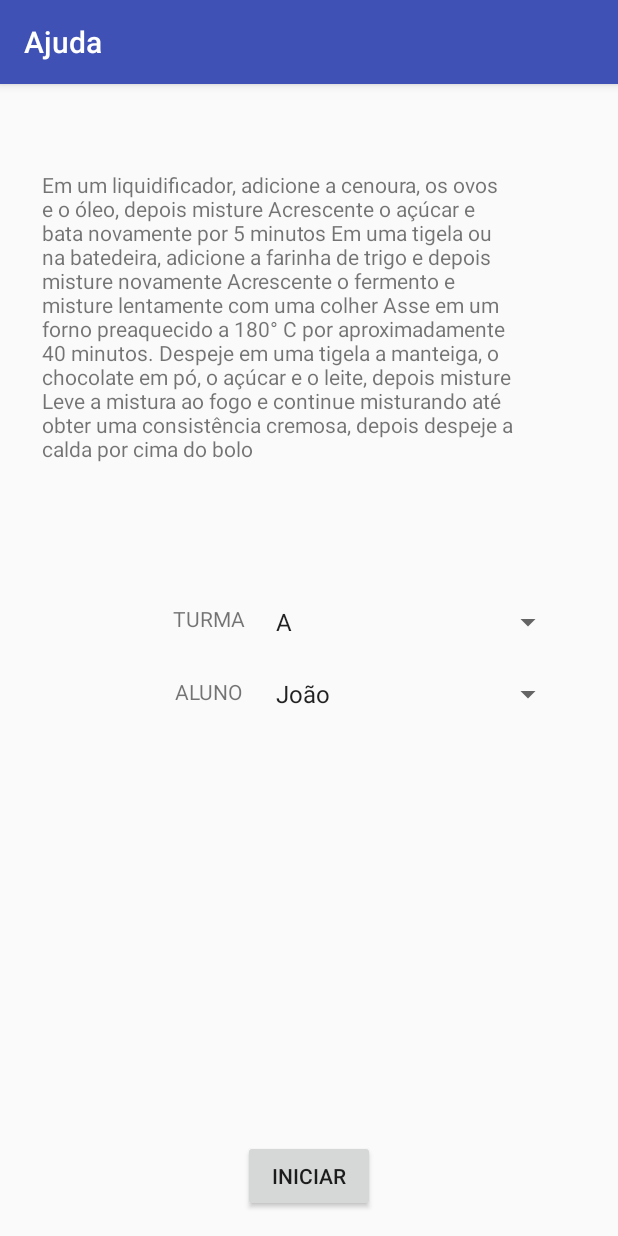
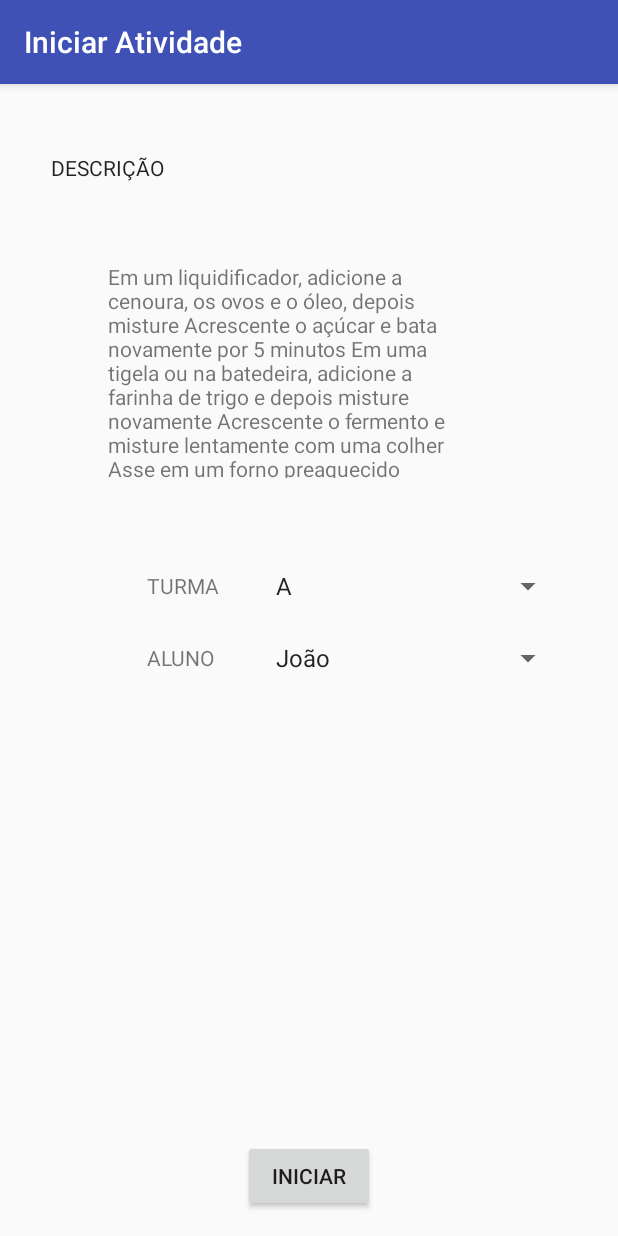
Before and after one commit to marianacavichioli/Projeto2, an Android app: the screen it shows after launch (Ajuda), on a phone screen of 412 x 824 dp. Run offline under Robolectric (Android 15) with nearby library versions, the phone set to English and light mode, and no system bars.

Commit message:
[backlog-5] atualização de design

```diff
--- a/app/src/main/res/layout/activity_ajuda.xml
+++ b/app/src/main/res/layout/activity_ajuda.xml
@@ -10,22 +10,22 @@
 
     <TextView
         android:id="@+id/textView"
-        android:layout_width="333dp"
-        android:layout_height="201dp"
-        android:layout_marginLeft="28dp"
-        android:layout_marginStart="28dp"
-        android:layout_marginTop="57dp"
+        android:layout_width="236dp"
+        android:layout_height="144dp"
+        android:layout_marginLeft="72dp"
+        android:layout_marginStart="72dp"
+        android:layout_marginTop="53dp"
         android:text="Em um liquidificador, adicione a cenoura, os ovos e o óleo, depois misture Acrescente o açúcar e bata novamente por 5 minutos Em uma tigela ou na batedeira, adicione a farinha de trigo e depois misture novamente Acrescente o fermento e misture lentamente com uma colher Asse em um forno preaquecido a 180° C por aproximadamente 40 minutos. Despeje em uma tigela a manteiga, o chocolate em pó, o açúcar e o leite, depois misture Leve a mistura ao fogo e continue misturando até obter uma consistência cremosa, depois despeje a calda por cima do bolo"
         app:layout_constraintStart_toStartOf="parent"
-        app:layout_constraintTop_toTopOf="parent" />
+        app:layout_constraintTop_toBottomOf="@+id/checkedTextView" />
 
     <Spinner
         android:id="@+id/spinner"
         android:layout_width="200dp"
-        android:layout_height="wrap_content"
+        android:layout_height="24dp"
         android:layout_marginEnd="36dp"
         android:layout_marginRight="36dp"
-        android:layout_marginTop="88dp"
+        android:layout_marginTop="60dp"
         android:entries="@array/turma"
         app:layout_constraintEnd_toEndOf="parent"
         app:layout_constraintTop_toBottomOf="@+id/textView" />
@@ -53,24 +53,35 @@
 
     <TextView
         android:id="@+id/textView2"
-        android:layout_width="wrap_content"
-        android:layout_height="wrap_content"
-        android:layout_marginEnd="12dp"
-        android:layout_marginRight="12dp"
-        android:layout_marginTop="88dp"
+        android:layout_width="50dp"
+        android:layout_height="24dp"
+        android:layout_marginEnd="28dp"
+        android:layout_marginRight="28dp"
+        android:layout_marginTop="62dp"
         android:text="TURMA"
         app:layout_constraintEnd_toStartOf="@+id/spinner"
         app:layout_constraintTop_toBottomOf="@+id/textView" />
 
     <TextView
         android:id="@+id/textView3"
-        android:layout_width="wrap_content"
-        android:layout_height="wrap_content"
-        android:layout_marginEnd="14dp"
-        android:layout_marginRight="14dp"
-        android:layout_marginTop="29dp"
+        android:layout_width="50dp"
+        android:layout_height="24dp"
+        android:layout_marginEnd="28dp"
+        android:layout_marginRight="28dp"
+        android:layout_marginTop="24dp"
         android:text="ALUNO"
         app:layout_constraintEnd_toStartOf="@+id/spinner2"
         app:layout_constraintTop_toBottomOf="@+id/textView2" />
 
+    <CheckedTextView
+        android:id="@+id/checkedTextView"
+        android:layout_width="wrap_content"
+        android:layout_height="wrap_content"
+        android:layout_marginLeft="34dp"
+        android:layout_marginStart="34dp"
+        android:layout_marginTop="46dp"
+        android:text="DESCRIÇÃO"
+        app:layout_constraintStart_toStartOf="parent"
+        app:layout_constraintTop_toTopOf="parent" />
+
 </android.support.constraint.ConstraintLayout>
--- a/app/src/main/res/values/strings.xml
+++ b/app/src/main/res/values/strings.xml
@@ -1,5 +1,5 @@
 <resources>
-    <string name="app_name">Ajuda</string>
+    <string name="app_name">Iniciar Atividade</string>
 
     <string-array name="turma">
         <item>A</item>
```
